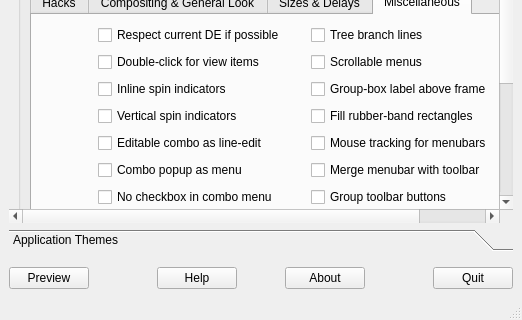
Above: Kvantum/kvantummanager/kvantummanager.ui from tsujan/Kvantum before the change; both pictures show x 0 to 522 and y 207 to 527 of the 522 by 527 pixel window. Below: the same form after it.
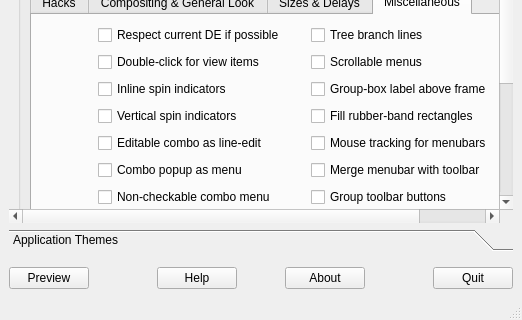
That is the form after the change. The open tabs and pages were chosen to show the change. Icons and pictures are not drawn. Custom widgets are drawn as their Qt base class.

Commit message:
Draw combo menu checkboxes as radio buttons
That's a mistake in Qt.

```diff
--- a/Kvantum/kvantummanager/kvantummanager.ui
+++ b/Kvantum/kvantummanager/kvantummanager.ui
@@ -1636,7 +1636,7 @@
 This option will hide these.</string>
                  </property>
                  <property name="text">
-                  <string>No checkbox in combo menu</string>
+                  <string>Non-checkable combo menu</string>
                  </property>
                 </widget>
                </item>
```
Left out of the diff: 3 changed lines with no effect on the pictures. The commit also changes 4 other files.
